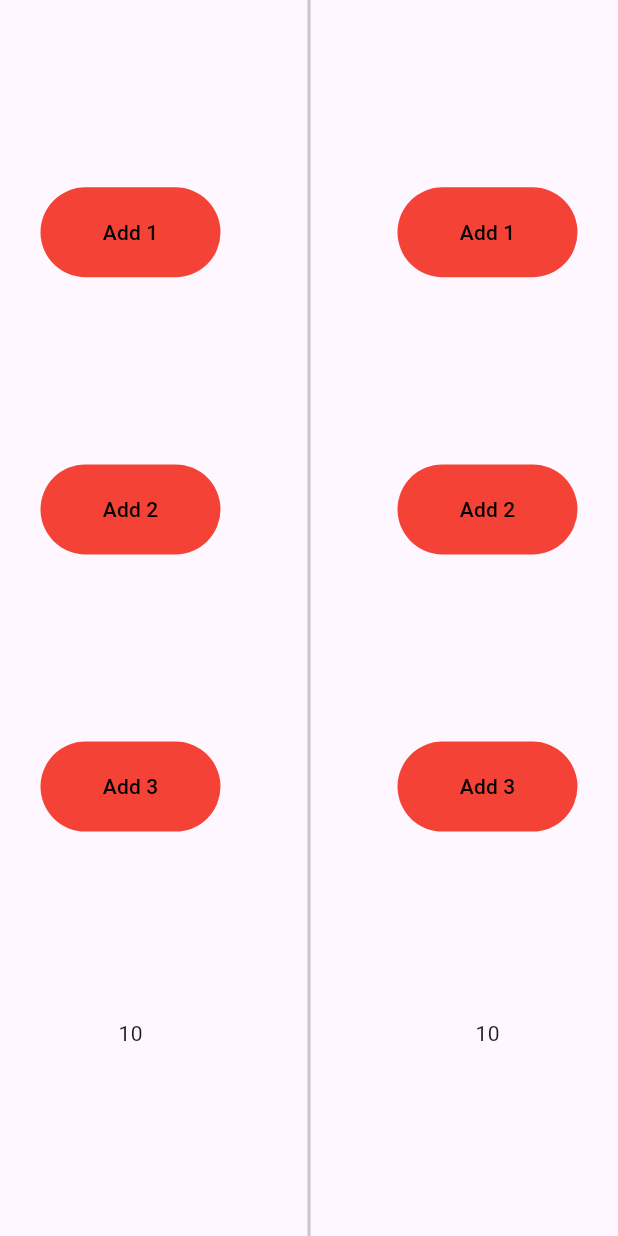
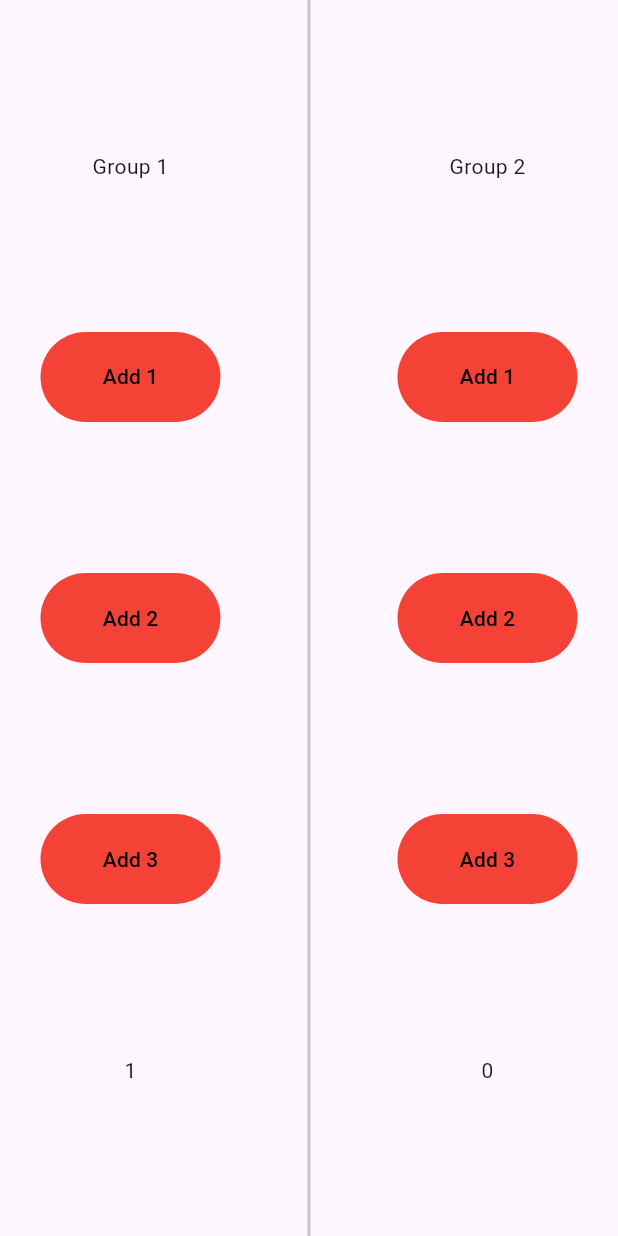
Before and after one commit to AhmedHossamEissa1/counter_cubit, a Flutter app: the screen it shows after launch, after a tap on "Add 1", on a phone screen of 412 x 824 dp. Run offline on Flutter 3.47's test engine with Material 3 defaults, Android fonts, the phone set to English and light mode, and no system bars; our stand-ins replace flutter_bloc.

Commit message:
finish it

```diff
--- a/lib/counter_app_body.dart
+++ b/lib/counter_app_body.dart
@@ -1,5 +1,8 @@
+import 'package:counter_cubit/cubits/counter_cubit.dart';
+import 'package:counter_cubit/cubits/counter_states.dart';
 import 'package:counter_cubit/custom_button.dart';
 import 'package:flutter/material.dart';
+import 'package:flutter_bloc/flutter_bloc.dart';
 
 class CounterAppBody extends StatelessWidget {
   const CounterAppBody({super.key});
@@ -8,16 +11,36 @@ class CounterAppBody extends StatelessWidget {
   Widget build(BuildContext context) {
     return Scaffold(
       body: Center(
-        child: Row(
+        child: BlocBuilder<CounterCubit, CounterStates>(
+          builder: (context, state) {
+            return Row(
               mainAxisAlignment: MainAxisAlignment.spaceAround,
               children: [
                 Column(
                   mainAxisAlignment: MainAxisAlignment.spaceEvenly,
                   children: [
-                CustomButton(onPressed: () {}, txt: "Add 1"),
-                CustomButton(onPressed: () {}, txt: "Add 2"),
-                CustomButton(onPressed: () {}, txt: "Add 3"),
-                Text("10"),
+                    Text("Group 1"),
+                    CustomButton(
+                        onPressed: () {
+                          BlocProvider.of<CounterCubit>(context)
+                              .addCounter(groupNum: 1, num: 1);
+                        },
+                        txt: "Add 1"),
+                    CustomButton(
+                        onPressed: () {
+                          BlocProvider.of<CounterCubit>(context)
+                              .addCounter(groupNum: 1, num: 2);
+                        },
+                        txt: "Add 2"),
+                    CustomButton(
+                        onPressed: () {
+                          BlocProvider.of<CounterCubit>(context)
+                              .addCounter(groupNum: 1, num: 3);
+                        },
+                        txt: "Add 3"),
+                    Text(BlocProvider.of<CounterCubit>(context)
+                        .group1
+                        .toString()),
                   ],
                 ),
                 VerticalDivider(
@@ -27,13 +50,33 @@ class CounterAppBody extends StatelessWidget {
                 Column(
                   mainAxisAlignment: MainAxisAlignment.spaceEvenly,
                   children: [
-                CustomButton(onPressed: () {}, txt: "Add 1"),
-                CustomButton(onPressed: () {}, txt: "Add 2"),
-                CustomButton(onPressed: () {}, txt: "Add 3"),
-                Text("10"),
+                    Text("Group 2"),
+                    CustomButton(
+                        onPressed: () {
+                          BlocProvider.of<CounterCubit>(context)
+                              .addCounter(groupNum: 2, num: 1);
+                        },
+                        txt: "Add 1"),
+                    CustomButton(
+                        onPressed: () {
+                          BlocProvider.of<CounterCubit>(context)
+                              .addCounter(groupNum: 2, num: 2);
+                        },
+                        txt: "Add 2"),
+                    CustomButton(
+                        onPressed: () {
+                          BlocProvider.of<CounterCubit>(context)
+                              .addCounter(groupNum: 2, num: 3);
+                        },
+                        txt: "Add 3"),
+                    Text(BlocProvider.of<CounterCubit>(context)
+                        .group2
+                        .toString()),
                   ],
                 ),
               ],
+            );
+          },
         ),
       ),
     );
--- /dev/null
+++ b/lib/cubits/counter_cubit.dart
@@ -0,0 +1,21 @@
+import 'dart:developer';
+
+import 'package:counter_cubit/cubits/counter_states.dart';
+import 'package:flutter_bloc/flutter_bloc.dart';
+
+class CounterCubit extends Cubit<CounterStates> {
+  CounterCubit() : super(CounterInitial());
+  int group1 = 0;
+  int group2 = 0;
+  void addCounter({required int groupNum, required int num}) {
+    if (groupNum == 1) {
+      log("add  to group1");
+      group1 += num;
+      emit(CounterAdd());
+    } else {
+      log("add  to group2");
+      group2 += num;
+      emit(CounterAdd());
+    }
+  }
+}
--- /dev/null
+++ b/lib/cubits/counter_states.dart
@@ -0,0 +1,5 @@
+abstract class CounterStates {}
+
+class CounterInitial extends CounterStates {}
+
+class CounterAdd extends CounterStates {}
--- a/lib/main.dart
+++ b/lib/main.dart
@@ -1,8 +1,11 @@
 import 'package:counter_cubit/counter_app_body.dart';
+import 'package:counter_cubit/cubits/counter_cubit.dart';
 import 'package:flutter/material.dart';
+import 'package:flutter_bloc/flutter_bloc.dart';
 
 void main() {
   runApp(counterApp());
+
 }
 
 class counterApp extends StatelessWidget {
@@ -10,9 +13,12 @@ class counterApp extends StatelessWidget {
 
   @override
   Widget build(BuildContext context) {
-    return MaterialApp(
-      debugShowCheckedModeBanner: false,
-      home: CounterAppBody(),
+    return BlocProvider(
+      create: (context) => CounterCubit(),
+      child: MaterialApp(
+        debugShowCheckedModeBanner: false,
+        home: CounterAppBody(),
+      ),
     );
   }
 }
--- a/pubspec.yaml
+++ b/pubspec.yaml
@@ -35,6 +35,8 @@ dependencies:
   # The following adds the Cupertino Icons font to your application.
   # Use with the CupertinoIcons class for iOS style icons.
   cupertino_icons: ^1.0.8
+  flutter_bloc: ^8.1.6
+  bloc: ^8.1.4
 
 dev_dependencies:
   flutter_test:
```
Also changed, not shown: pubspec.lock. Lines whose indentation alone changed are shown as unchanged.
